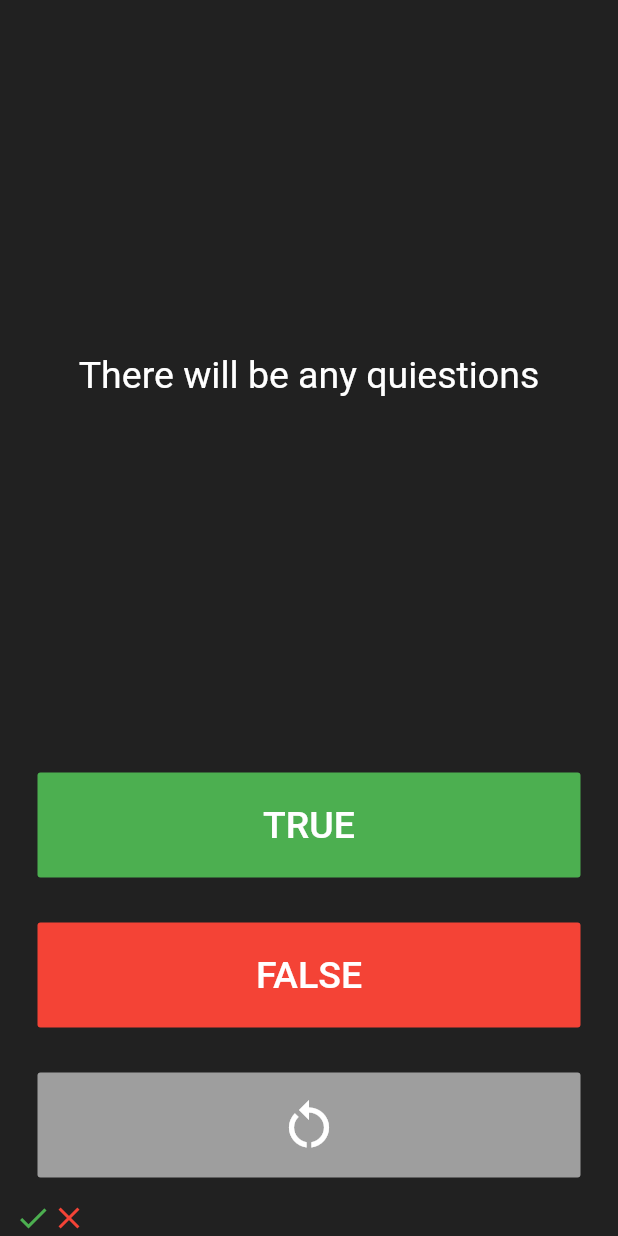
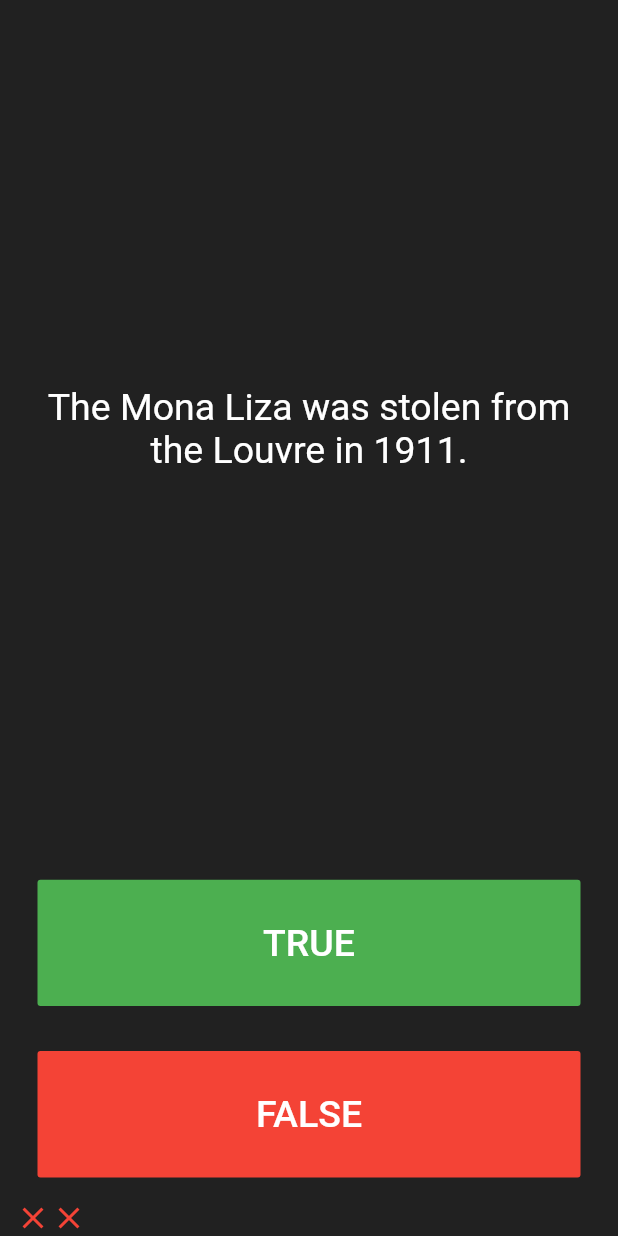
Before and after one commit to Zhamshid/quizzler_flutter, a Flutter app: the screen it shows after launch, after a tap on "TRUE", after a tap on "FALSE", on a phone screen of 412 x 824 dp. Run offline on Flutter 3.47's test engine with Material 2 defaults, Android fonts, the phone set to English and light mode, and no system bars.

Commit message:
checking correct answers

```diff
--- a/lib/main.dart
+++ b/lib/main.dart
@@ -22,9 +22,23 @@ class QuizPage extends StatefulWidget {
 }
 
 class _QuizPageState extends State<QuizPage> {
-  List scoreKeeper = [
+  List scoreKeeper = [];
+  List<String> questions = [
+    'Electrons move faster than the speed of light.',
+    'Light travels in a straight line.',
+    'The Mona Liza was stolen from the Louvre in 1911.',
+    'People may sneeze or cough while sleeping deeply.',
+    'Peanuts are not nuts!',
+    'The Big Apple is a nickname given to Washington D.C in 1971.'
   ];
 
+  List<bool> answers = [
+    false,true,true,false,true,false
+  ];
+
+
+  int numberOfQuestions = 0;
+  //false,true,true,false,true,false
   @override
   Widget build(BuildContext context) {
     return Column(
@@ -37,7 +51,7 @@ class _QuizPageState extends State<QuizPage> {
             padding: const EdgeInsets.all(10.0),
             child: Center(
               child: Text(
-                'There will be any quiestions',
+                questions[numberOfQuestions],
                 textAlign: TextAlign.center,
                 style: TextStyle(
                   color: Colors.white,
@@ -55,15 +69,21 @@ class _QuizPageState extends State<QuizPage> {
               highlightColor: Colors.transparent,
               color: Colors.green,
               onPressed: () {
-                if (scoreKeeper.length <= 15){
+                //The user picked TRUE.
+
+                bool correctAnswer = answers[numberOfQuestions];
+
+                if(scoreKeeper.length < 6 && correctAnswer == true){
+                  scoreKeeper.add(Icon(Icons.check,color:Colors.green,));
+                }else if(scoreKeeper.length < 6 && correctAnswer == false) {
+                  scoreKeeper.add(Icon(Icons.close,color: Colors.red,));
+                }
                 setState(() {
-                  scoreKeeper.add(Icon(
-                    Icons.check,
-                    color: Colors.green,
-                  ));
-                });}else{
-                  scoreKeeper.clear();
+                  if(numberOfQuestions < 5){
+                    numberOfQuestions++;
+                  }
                 }
+                );
               },
               child: Text(
                 'TRUE',
@@ -83,15 +103,21 @@ class _QuizPageState extends State<QuizPage> {
               splashColor: Colors.transparent,
               color: Colors.red,
               onPressed: () {
-                if(scoreKeeper.length <= 15){
+                //The user picked FALSE.
+
+                bool correctAnswer = answers[numberOfQuestions];
+
+                if (correctAnswer == false){
+                  scoreKeeper.add(Icon(Icons.check,color: Colors.green,));
+                }else {
+                  scoreKeeper.add(Icon(Icons.close,color: Colors.red,));
+                }
+
                 setState(() {
-                  scoreKeeper.add(Icon(
-                    Icons.close,
-                    color: Colors.red,
-                  ));
-                });}else{
-                  scoreKeeper.clear();
-                }
+                  if(numberOfQuestions < 5){
+                    numberOfQuestions++;
+                  }
+                });
               },
               child: Text(
                 'FALSE',
@@ -103,26 +129,6 @@ class _QuizPageState extends State<QuizPage> {
             ),
           ),
         ),
-        Expanded(
-          child: Padding(
-            padding: const EdgeInsets.all(15.0),
-            child: FlatButton(
-              highlightColor: Colors.transparent,
-              splashColor: Colors.transparent,
-              color: Colors.grey,
-              onPressed: () {
-                setState(() {
-                  scoreKeeper.clear();
-                });
-              },
-              child: Icon(
-                Icons.restart_alt,
-                color: Colors.white,
-                size: 40,
-              ),
-            ),
-          ),
-        ),
         Row(
           children: <Widget>[...scoreKeeper],
         ),
```
